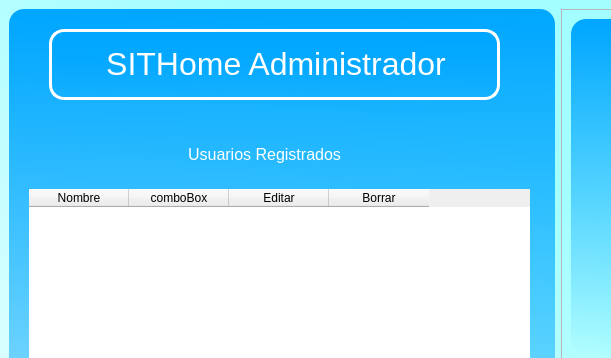
First picture: the form in interfaces/SITHome_LoginAdmin.ui, repository Geo18G/SITHome, before the edit; both pictures show x 0 to 611 and y 0 to 358 of the 1115 by 715 pixel window.
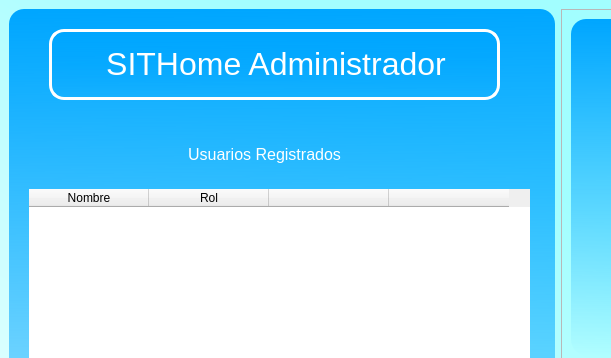
Second picture: the form after the edit.

Patch:
```diff
--- a/interfaces/SITHome_LoginAdmin.ui
+++ b/interfaces/SITHome_LoginAdmin.ui
@@ -78,9 +78,18 @@
         <string notr="true">background-color: none;
 border-radius: 15px;</string>
        </property>
+       <property name="alternatingRowColors">
+        <bool>true</bool>
+       </property>
+       <property name="showGrid">
+        <bool>true</bool>
+       </property>
        <property name="gridStyle">
         <enum>Qt::NoPen</enum>
        </property>
+       <attribute name="horizontalHeaderDefaultSectionSize">
+        <number>120</number>
+       </attribute>
        <column>
         <property name="text">
          <string>Nombre</string>
@@ -88,17 +97,17 @@
        </column>
        <column>
         <property name="text">
-         <string>comboBox</string>
+         <string>Rol</string>
         </property>
        </column>
        <column>
         <property name="text">
-         <string>Editar</string>
+         <string/>
         </property>
        </column>
        <column>
         <property name="text">
-         <string>Borrar</string>
+         <string/>
         </property>
        </column>
       </widget>
```
